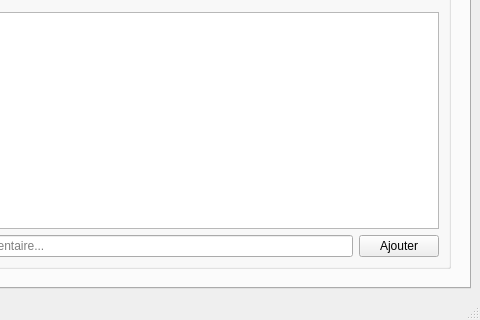
First picture: the form in views/ui/main.ui, repository FLXwkg/PyTasks, before the edit; both pictures show x 720 to 1200 and y 480 to 800 of the 1200 by 800 pixel window.
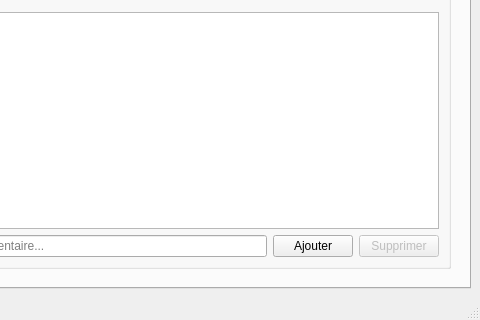
Second picture: the form after the edit.

```diff
--- a/views/ui/main.ui
+++ b/views/ui/main.ui
@@ -457,6 +457,16 @@
                    </property>
                   </widget>
                  </item>
+                  <item>
+                    <widget class="QPushButton" name="btnDeleteComment">
+                    <property name="text">
+                      <string>Supprimer</string>
+                    </property>
+                    <property name="enabled">
+                      <bool>false</bool>
+                    </property>
+                    </widget>
+                  </item>
                 </layout>
                </widget>
               </item>
```
Left out of the diff: 11 changed lines with no effect on the pictures. Lines whose indentation alone changed are shown as unchanged.
